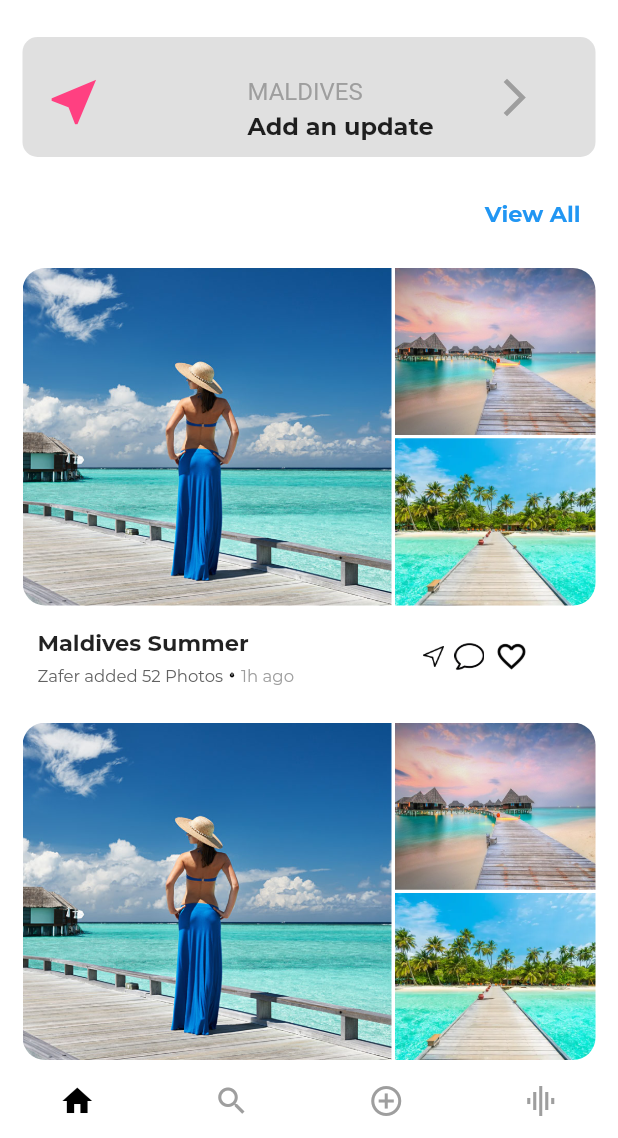
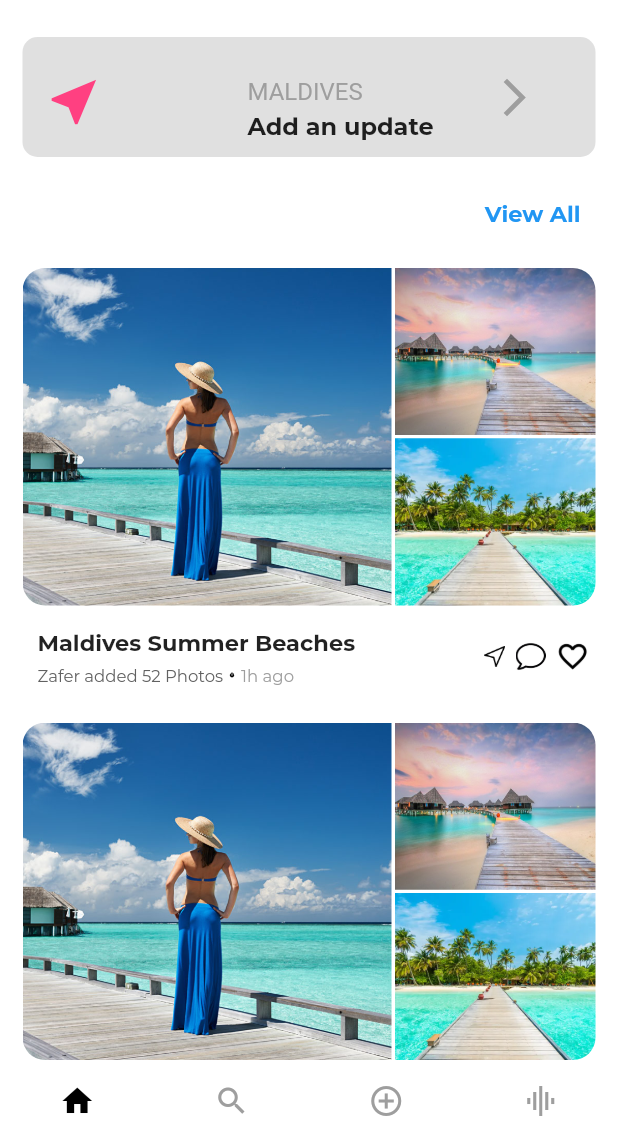
Before and after one commit to Zafershah24/Travelo-GO, a Flutter app: the screen it shows after launch, on a phone screen of 412 x 824 dp, the part 98-1236 px from its top. Run offline on Flutter 3.47's test engine with Material 2 defaults, Android fonts, the phone set to English and light mode, and no system bars; project files that could hold a hidden picture were left out.

Commit message:
Update main.dart

```diff
--- a/lib/main.dart
+++ b/lib/main.dart
@@ -176,7 +176,7 @@ class _MyHomePageState extends State<MyHomePage>
             crossAxisAlignment: CrossAxisAlignment.start,
             children: <Widget>[
               Text(
-                'Maldives Summer',
+                'Maldives Summer Beaches',
                 style: TextStyle(
                     fontWeight: FontWeight.bold,
                     fontFamily: 'Montserrat',
```
